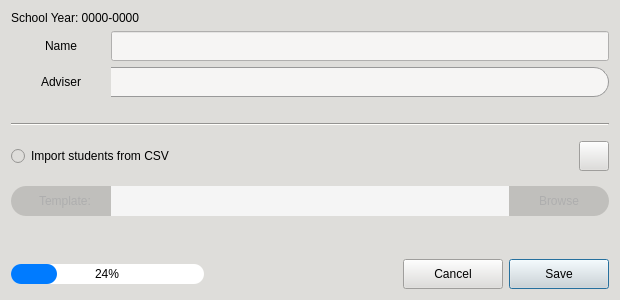
Qt form CAI_PyQt/CAI_Admin/UI/FormSectionRegistration.ui (CPG19040/CPG19040) before a commit.
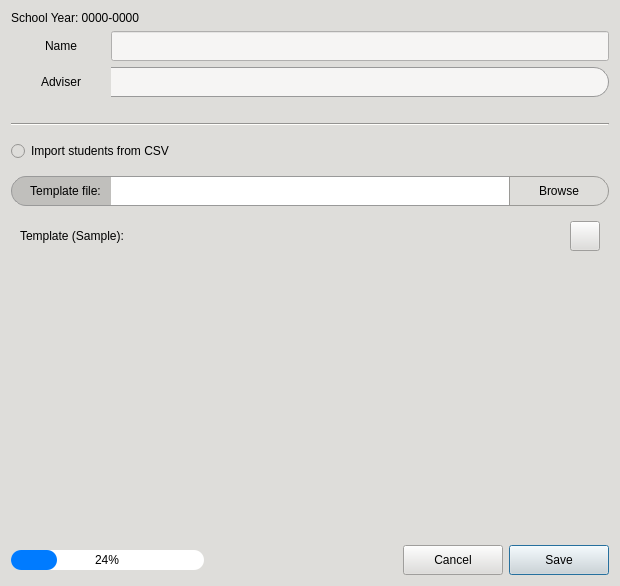
The same form after that commit. Icons and pictures are not drawn.

The edit to the form file:
```diff
--- a/CAI_PyQt/CAI_Admin/UI/FormSectionRegistration.ui
+++ b/CAI_PyQt/CAI_Admin/UI/FormSectionRegistration.ui
@@ -7,19 +7,19 @@
     <x>0</x>
     <y>0</y>
     <width>620</width>
-    <height>300</height>
+    <height>586</height>
    </rect>
   </property>
   <property name="minimumSize">
    <size>
     <width>620</width>
-    <height>300</height>
+    <height>580</height>
    </size>
   </property>
   <property name="maximumSize">
    <size>
     <width>1000</width>
-    <height>300</height>
+    <height>630</height>
    </size>
   </property>
   <property name="windowTitle">
@@ -88,6 +88,10 @@
 	color: #aeaeae;
 }
 
+QLabel:disabled {
+	color: #aeaeae;
+}
+
 *[class=&quot;input-field&quot;] {
 	background-color: transparent;
 }
@@ -179,6 +183,78 @@
 QComboBox QAbstractItemView::item:hover {
     background-color: #7eb4d7;
     color: #ffffff;
+}
+
+QScrollArea { 
+    border: none;
+    border-radius: 20px;
+	background-color: rgb(246, 245, 244);
+}
+
+/* 2. THE VIEWPORT (Crucial for transparency/backgrounds) */
+QScrollArea QWidget #qt_scrollarea_viewport {
+    background: transparent;
+    border-radius: 20px;
+}
+
+/* 3. VERTICAL SCROLLBAR */
+QScrollBar:vertical {
+    border: none;
+    background: #ffffff;
+    width: 10px;
+    margin: 0px;
+    border-radius: 5px;
+}
+
+QScrollBar::handle:vertical {
+    background: #7a7a7a;
+    min-height: 20px;
+    border-radius: 5px;
+}
+
+QScrollBar::handle:vertical:hover {
+    background: #574939;
+}
+
+/* 4. HORIZONTAL SCROLLBAR */
+QScrollBar:horizontal {
+    border: none;
+    background: #ffffff;
+    height: 10px; /* Note: height, not width */
+    margin: 0px;
+    border-radius: 5px;
+}
+
+QScrollBar::handle:horizontal {
+    background: #7a7a7a;
+    min-width: 20px;
+    border-radius: 5px;
+}
+
+QScrollBar::handle:horizontal:hover {
+    background: #574939;
+}
+
+/* 5. REMOVE BUTTONS &amp; TRACK BACKGROUNDS */
+/* This handles both horizontal and vertical arrows/tracks */
+QScrollBar::add-line:vertical, QScrollBar::sub-line:vertical,
+QScrollBar::add-line:horizontal, QScrollBar::sub-line:horizontal {
+    border: none;
+    background: none;
+    width: 0px;
+    height: 0px;
+}
+
+QScrollBar::add-page:vertical, QScrollBar::sub-page:vertical,
+QScrollBar::add-page:horizontal, QScrollBar::sub-page:horizontal {
+    background: none;
+}
+
+/* 6. THE CORNER WIDGET 
+   (The small square where both bars meet) */
+QScrollArea QWidget #qt_scrollarea_corner {
+    background: transparent;
+    border: none;
 }</string>
   </property>
   <layout class="QVBoxLayout" name="verticalLayout">
@@ -342,38 +418,12 @@
        </property>
       </widget>
      </item>
-     <item>
-      <widget class="QPushButton" name="btnExportTemplate">
-       <property name="minimumSize">
-        <size>
-         <width>30</width>
-         <height>30</height>
-        </size>
-       </property>
-       <property name="maximumSize">
-        <size>
-         <width>30</width>
-         <height>30</height>
-        </size>
-       </property>
-       <property name="toolTip">
-        <string>Export Template</string>
-       </property>
-       <property name="text">
-        <string/>
-       </property>
-       <property name="icon">
-        <iconset resource="../resources.qrc">
-         <normaloff>:/Images/Images/export.png</normaloff>:/Images/Images/export.png</iconset>
-       </property>
-      </widget>
-     </item>
     </layout>
    </item>
    <item>
     <widget class="QWidget" name="widget_CSV" native="true">
      <property name="enabled">
-      <bool>false</bool>
+      <bool>true</bool>
      </property>
      <property name="minimumSize">
       <size>
@@ -464,7 +514,7 @@
          </size>
         </property>
         <property name="text">
-         <string>Template:</string>
+         <string>Template file:</string>
         </property>
         <property name="alignment">
          <set>Qt::AlignCenter</set>
@@ -521,6 +571,138 @@
      </layout>
     </widget>
    </item>
+   <item>
+    <widget class="QWidget" name="widget_template" native="true">
+     <property name="enabled">
+      <bool>true</bool>
+     </property>
+     <property name="minimumSize">
+      <size>
+       <width>0</width>
+       <height>200</height>
+      </size>
+     </property>
+     <layout class="QVBoxLayout" name="verticalLayout_3">
+      <item>
+       <layout class="QHBoxLayout" name="horizontalLayout_5">
+        <property name="bottomMargin">
+         <number>0</number>
+        </property>
+        <item>
+         <widget class="QLabel" name="label">
+          <property name="enabled">
+           <bool>true</bool>
+          </property>
+          <property name="text">
+           <string>Template (Sample):</string>
+          </property>
+         </widget>
+        </item>
+        <item>
+         <widget class="QPushButton" name="btnExportTemplate">
+          <property name="enabled">
+           <bool>true</bool>
+          </property>
+          <property name="minimumSize">
+           <size>
+            <width>30</width>
+            <height>30</height>
+           </size>
+          </property>
+          <property name="maximumSize">
+           <size>
+            <width>30</width>
+            <height>30</height>
+           </size>
+          </property>
+          <property name="toolTip">
+           <string>Export Template</string>
+          </property>
+          <property name="text">
+           <string/>
+          </property>
+          <property name="icon">
+           <iconset resource="../resources.qrc">
+            <normaloff>:/Images/Images/export.png</normaloff>:/Images/Images/export.png</iconset>
+          </property>
+          <property name="iconSize">
+           <size>
+            <width>18</width>
+            <height>18</height>
+           </size>
+          </property>
+         </widget>
+        </item>
+       </layout>
+      </item>
+      <item>
+       <widget class="QScrollArea" name="scrollArea">
+        <property name="enabled">
+         <bool>true</bool>
+        </property>
+        <property name="minimumSize">
+         <size>
+          <width>0</width>
+          <height>220</height>
+         </size>
+        </property>
+        <property name="widgetResizable">
+         <bool>true</bool>
+        </property>
+        <widget class="QWidget" name="scrollAreaWidgetContents">
+         <property name="geometry">
+          <rect>
+           <x>0</x>
+           <y>0</y>
+           <width>703</width>
+           <height>210</height>
+          </rect>
+         </property>
+         <layout class="QVBoxLayout" name="verticalLayout_4">
+          <property name="leftMargin">
+           <number>0</number>
+          </property>
+          <property name="topMargin">
+           <number>0</number>
+          </property>
+          <property name="rightMargin">
+           <number>0</number>
+          </property>
+          <property name="bottomMargin">
+           <number>0</number>
+          </property>
+          <item>
+           <widget class="QLabel" name="label_2">
+            <property name="enabled">
+             <bool>true</bool>
+            </property>
+            <property name="maximumSize">
+             <size>
+              <width>16777215</width>
+              <height>210</height>
+             </size>
+            </property>
+            <property name="text">
+             <string/>
+            </property>
+            <property name="pixmap">
+             <pixmap resource="../resources.qrc">:/Images/Images/student_list_template.png</pixmap>
+            </property>
+            <property name="scaledContents">
+             <bool>false</bool>
+            </property>
+            <property name="alignment">
+             <set>Qt::AlignCenter</set>
+            </property>
+           </widget>
+          </item>
+         </layout>
+        </widget>
+       </widget>
+      </item>
+     </layout>
+    </widget>
+   </item>
    <item>
     <spacer name="verticalSpacer">
      <property name="orientation">
@@ -529,7 +711,7 @@
      <property name="sizeHint" stdset="0">
       <size>
        <width>20</width>
-       <height>56</height>
+       <height>40</height>
       </size>
      </property>
     </spacer>
```
